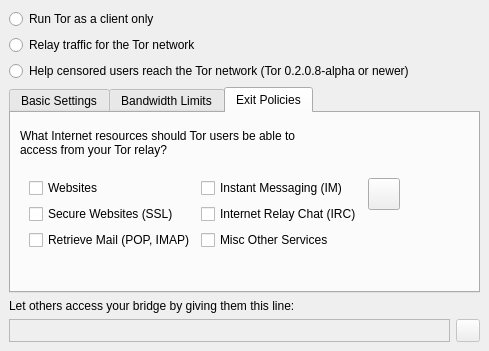
Old version of the form src/vidalia/config/serverpage.ui in the repository a-ilin/vidalia.
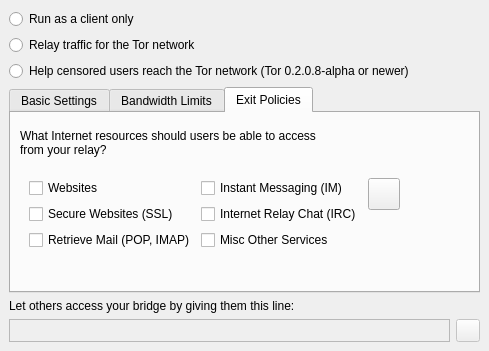
New version of the form. The open tabs and pages were chosen to show the change. Icons and pictures are not drawn.

Diff of the .ui file:
```diff
--- a/src/vidalia/config/serverpage.ui
+++ b/src/vidalia/config/serverpage.ui
@@ -22,7 +22,7 @@
    <item>
     <widget class="QRadioButton" name="rdoClientMode" >
      <property name="text" >
-      <string>Run Tor as a client only</string>
+      <string>Run as a client only</string>
      </property>
     </widget>
    </item>
@@ -944,7 +944,7 @@
              <enum>Qt::NoContextMenu</enum>
             </property>
             <property name="text" >
-             <string>What Internet resources should Tor users be able to access from your Tor relay?</string>
+             <string>What Internet resources should users be able to access from your relay?</string>
             </property>
             <property name="wordWrap" >
              <bool>true</bool>
```
Left out of the diff: 2 changed lines with no effect on the pictures.
